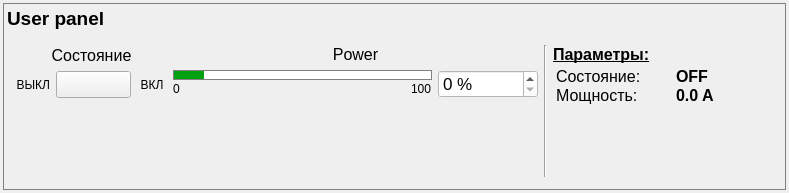
bulkanul/EVO_YFL_1064_GUI_coherent2, file user_panel.ui: the form before one commit.
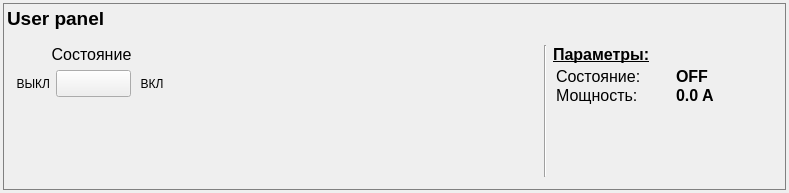
The form after the commit. Icons and pictures are not drawn.

```diff
--- a/user_panel.ui
+++ b/user_panel.ui
@@ -256,187 +256,6 @@
                </item>
               </layout>
              </item>
-             <item>
-              <layout class="QVBoxLayout" name="verticalLayout_10">
-               <item>
-                <widget class="QLabel" name="label_24">
-                 <property name="minimumSize">
-                  <size>
-                   <width>0</width>
-                   <height>0</height>
-                  </size>
-                 </property>
-                 <property name="font">
-                  <font>
-                   <pointsize>12</pointsize>
-                  </font>
-                 </property>
-                 <property name="text">
-                  <string>Power</string>
-                 </property>
-                 <property name="alignment">
-                  <set>Qt::AlignCenter</set>
-                 </property>
-                </widget>
-               </item>
-               <item>
-                <layout class="QHBoxLayout" name="horizontalLayout_13">
-                 <item>
-                  <layout class="QVBoxLayout" name="verticalLayout_9">
-                   <property name="spacing">
-                    <number>0</number>
-                   </property>
-                   <item>
-                    <widget class="QProgressBar" name="indicator">
-                     <property name="minimumSize">
-                      <size>
-                       <width>0</width>
-                       <height>10</height>
-                      </size>
-                     </property>
-                     <property name="maximumSize">
-                      <size>
-                       <width>16777215</width>
-                       <height>10</height>
-                      </size>
-                     </property>
-                     <property name="styleSheet">
-                      <string notr="true">QProgressBar {
-    border: 1px solid grey;
-}
-
-QProgressBar::chunk {
-	background-color: rgb(0, 160, 18);
-}
-
-QProgressBar::chunk:disabled {
-	background-color: rgb(150, 150, 150);
-}</string>
-                     </property>
-                     <property name="minimum">
-                      <number>0</number>
-                     </property>
-                     <property name="maximum">
-                      <number>100</number>
-                     </property>
-                     <property name="value">
-                      <number>12</number>
-                     </property>
-                     <property name="textVisible">
-                      <bool>false</bool>
-                     </property>
-                     <property name="textDirection">
-                      <enum>QProgressBar::TopToBottom</enum>
-                     </property>
-                     <property name="format">
-                      <string/>
-                     </property>
-                    </widget>
-                   </item>
-                   <item>
-                    <layout class="QHBoxLayout" name="horizontalLayout_24">
-                     <property name="spacing">
-                      <number>0</number>
-                     </property>
-                     <property name="leftMargin">
-                      <number>0</number>
-                     </property>
-                     <item>
-                      <widget class="QLabel" name="curr_min_label">
-                       <property name="text">
-                        <string>0</string>
-                       </property>
-                      </widget>
-                     </item>
-                     <item>
-                      <spacer name="horizontalSpacer_8">
-                       <property name="orientation">
-                        <enum>Qt::Horizontal</enum>
-                       </property>
-                       <property name="sizeHint" stdset="0">
-                        <size>
-                         <width>40</width>
-                         <height>10</height>
-                        </size>
-                       </property>
-                      </spacer>
-                     </item>
-                     <item>
-                      <widget class="QLabel" name="curr_max_label">
-                       <property name="sizePolicy">
-                        <sizepolicy hsizetype="Preferred" vsizetype="Minimum">
-                         <horstretch>0</horstretch>
-                         <verstretch>0</verstretch>
-                        </sizepolicy>
-                       </property>
-                       <property name="text">
-                        <string>100</string>
-                       </property>
-                      </widget>
-                     </item>
-                    </layout>
-                   </item>
-                  </layout>
-                 </item>
-                 <item>
-                  <layout class="QVBoxLayout" name="verticalLayout_13">
-                   <item>
-                    <widget class="QDoubleSpinBox" name="spin">
-                     <property name="sizePolicy">
-                      <sizepolicy hsizetype="Minimum" vsizetype="Fixed">
-                       <horstretch>100</horstretch>
-                       <verstretch>0</verstretch>
-                      </sizepolicy>
-                     </property>
-                     <property name="minimumSize">
-                      <size>
-                       <width>100</width>
-                       <height>0</height>
-                      </size>
-                     </property>
-                     <property name="maximumSize">
-                      <size>
-                       <width>16777215</width>
-                       <height>16777215</height>
-                      </size>
-                     </property>
-                     <property name="font">
-                      <font>
-                       <pointsize>13</pointsize>
-                      </font>
-                     </property>
-                     <property name="focusPolicy">
-                      <enum>Qt::ClickFocus</enum>
-                     </property>
-                     <property name="styleSheet">
-                      <string notr="true">background: rgb(255,255,255)</string>
-                     </property>
-                     <property name="suffix">
-                      <string> %</string>
-                     </property>
-                     <property name="decimals">
-                      <number>0</number>
-                     </property>
-                     <property name="minimum">
-                      <double>0.000000000000000</double>
-                     </property>
-                     <property name="maximum">
-                      <double>100.000000000000000</double>
-                     </property>
-                     <property name="singleStep">
-                      <double>1.000000000000000</double>
-                     </property>
-                     <property name="value">
-                      <double>0.000000000000000</double>
-                     </property>
-                    </widget>
-                   </item>
-                  </layout>
-                 </item>
-                </layout>
-               </item>
-              </layout>
-             </item>
             </layout>
            </item>
            <item>
@@ -454,6 +273,19 @@
            </item>
           </layout>
          </item>
+         <item>
+          <spacer name="horizontalSpacer">
+           <property name="orientation">
+            <enum>Qt::Horizontal</enum>
+           </property>
+           <property name="sizeHint" stdset="0">
+            <size>
+             <width>40</width>
+             <height>20</height>
+            </size>
+           </property>
+          </spacer>
+         </item>
          <item>
           <widget class="Line" name="line_5">
            <property name="orientation">
```
